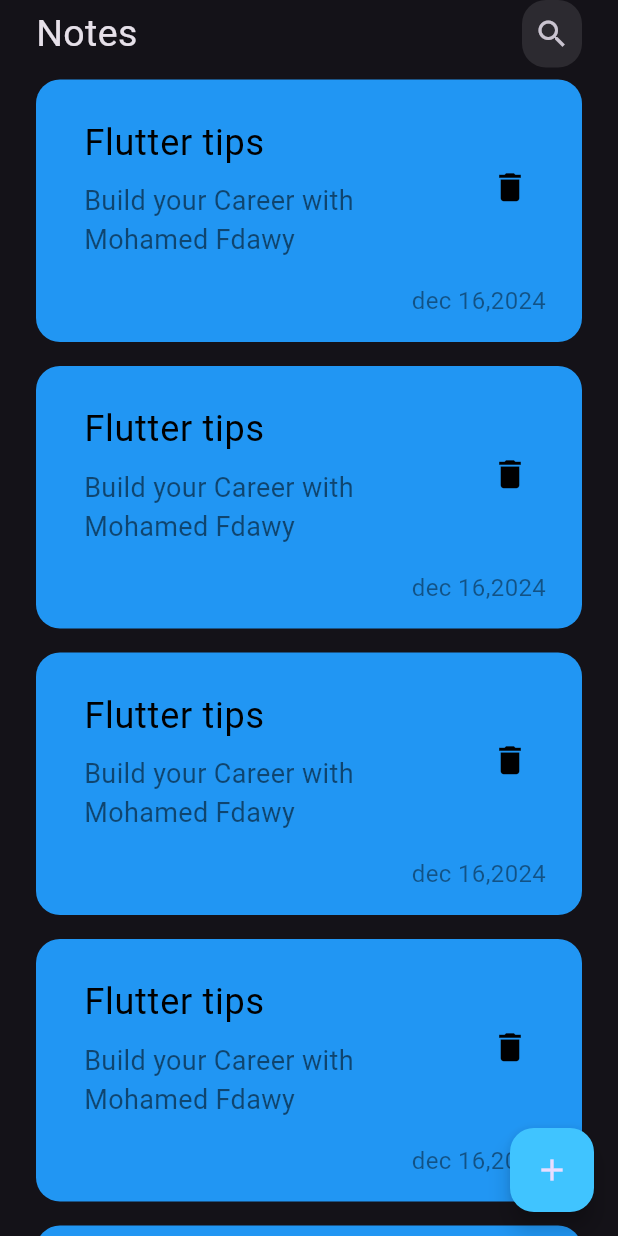
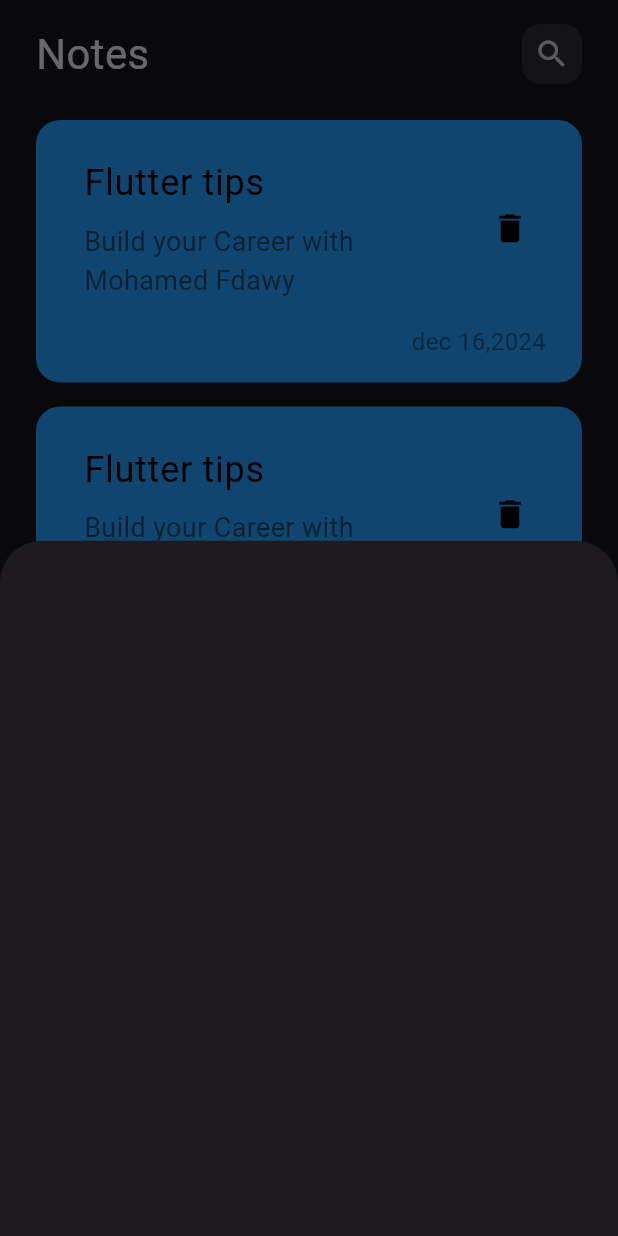
Before and after one commit to MuhamedElfdawy/notes, a Flutter app: the screen it shows after launch, after a tap on the "add" icon, on a phone screen of 412 x 824 dp. Run offline on Flutter 3.47's test engine with Material 3 defaults, Android fonts, the phone set to English and light mode, and no system bars; Roboto replaces fonts that are missing (Poppins).

```diff
--- a/lib/Views/notes_view.dart
+++ b/lib/Views/notes_view.dart
@@ -1,4 +1,5 @@
 import 'package:flutter/material.dart';
+import 'package:notes/Views/widgets/custom_add_note.dart';
 import 'package:notes/Views/widgets/notes_view_body.dart';
 
 class NotesView extends StatelessWidget {
@@ -9,7 +10,9 @@ class NotesView extends StatelessWidget {
     return Scaffold(
       body: const NotesViewBody(),
       floatingActionButton: FloatingActionButton(
-        onPressed: () {},
+        onPressed: () {
+          showModalBottomSheet(context: context, builder: (context) =>const CustomAddNoteSheet(),);
+        },
         backgroundColor: Colors.lightBlueAccent,
         child:  const Icon(Icons.add),
       ),
--- /dev/null
+++ b/lib/Views/widgets/custom_add_note.dart
@@ -0,0 +1,10 @@
+import 'package:flutter/material.dart';
+
+class CustomAddNoteSheet extends StatelessWidget {
+  const CustomAddNoteSheet({super.key});
+
+  @override
+  Widget build(BuildContext context) {
+    return Container();
+  }
+}
--- a/lib/Views/widgets/custom_app_bar.dart
+++ b/lib/Views/widgets/custom_app_bar.dart
@@ -10,7 +10,7 @@ class CustomAppBar extends StatelessWidget {
       children: [
         Text(
           'Notes',
-          style: TextStyle(fontSize: 25,),
+          style: TextStyle(fontSize: 28,),
         ),
         Spacer(),
         CustomSearchIcon(),
--- a/lib/Views/widgets/custom_list_view.dart
+++ b/lib/Views/widgets/custom_list_view.dart
@@ -3,11 +3,14 @@ import 'custom_note_item.dart';
 
 class CustomNotesListView extends StatelessWidget {
   const CustomNotesListView({super.key});
-
+  final colorData =const [];
   @override
   Widget build(BuildContext context) {
-    return ListView.builder(
-      itemBuilder: (context, index) => const CustomNoteItems(),
+    return Padding(
+      padding: const EdgeInsets.symmetric(vertical: 16),
+      child: ListView.builder(
+        itemBuilder: (context, index) => const CustomNoteItems(),
+      ),
     );
   }
 }
--- a/lib/Views/widgets/custom_search_icon.dart
+++ b/lib/Views/widgets/custom_search_icon.dart
@@ -6,14 +6,14 @@ class CustomSearchIcon extends StatelessWidget {
   @override
   Widget build(BuildContext context) {
     return Container(
-      height: 45,
+      height: 40,
       width: 40,
       child: IconButton(
         onPressed: () {},
         icon: Icon(Icons.search),
       ),
       decoration: BoxDecoration(
-        borderRadius: BorderRadius.circular(16),
+        borderRadius: BorderRadius.circular(12),
         color: Colors.white10 ,
       ),
     );
--- a/lib/Views/widgets/notes_view_body.dart
+++ b/lib/Views/widgets/notes_view_body.dart
@@ -10,9 +10,10 @@ class NotesViewBody extends StatelessWidget {
   Widget build(BuildContext context) {
     return const SafeArea(
       child: Padding(
-        padding: EdgeInsets.symmetric(horizontal: 24),
+        padding: EdgeInsets.only(right: 24,left: 24,top: 16),
         child: Column(
           children: [
+            // SizedBox(height: 16,),
             CustomAppBar(),
             Expanded(
               child: CustomNotesListView(),
```
